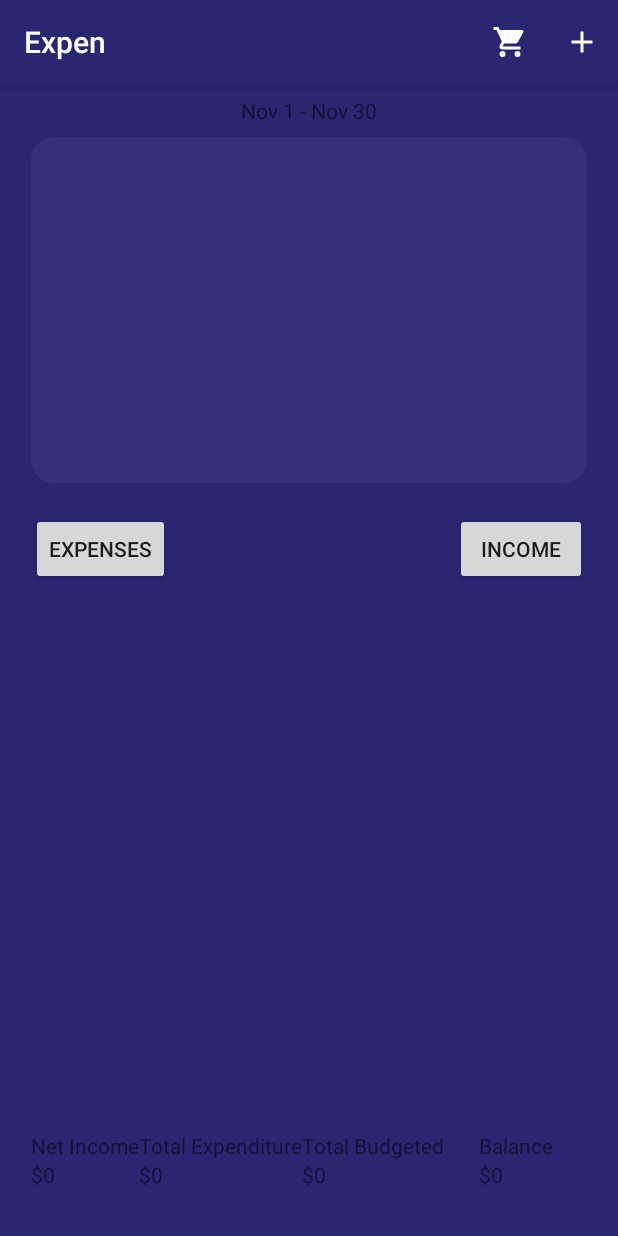
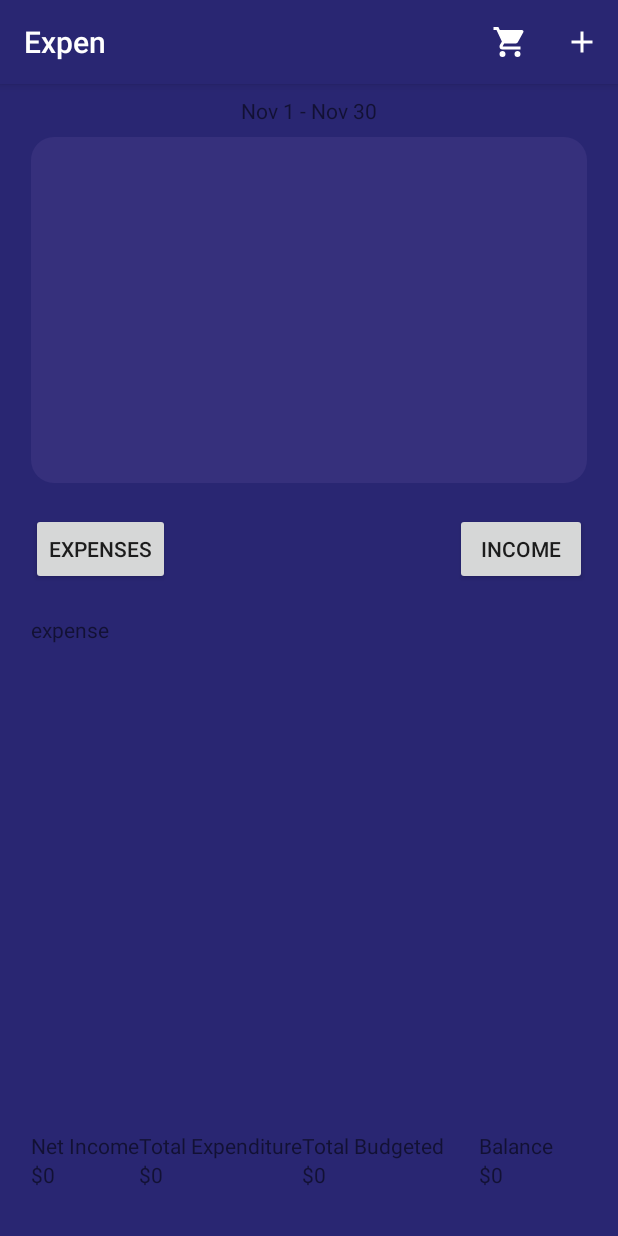
Before and after one commit to ifeadikanwa/Expen, an Android app: the screen it shows after launch (MainActivity), on a phone screen of 412 x 824 dp. Run offline under Robolectric (Android 15) with nearby library versions, the phone set to English and light mode, and no system bars; plain views replace FitChart.

Commit message:
Income and expense buttons now switch between fragments in main activity

```diff
--- a/app/build.gradle
+++ b/app/build.gradle
@@ -38,6 +38,7 @@ dependencies {
     implementation 'androidx.cardview:cardview:1.0.0'
     implementation 'com.google.firebase:firebase-firestore:22.0.0'
     implementation 'androidx.multidex:multidex:2.0.1'
+    implementation 'androidx.legacy:legacy-support-v4:1.0.0'
     testImplementation 'junit:junit:4.+'
     implementation 'io.radar:sdk:3.0.0'
     androidTestImplementation 'androidx.test.ext:junit:1.1.2'
--- /dev/null
+++ b/app/src/main/java/com/example/expen/ExpenseFragment.java
@@ -0,0 +1,64 @@
+package com.example.expen;
+
+import android.os.Bundle;
+
+import androidx.fragment.app.Fragment;
+
+import android.view.LayoutInflater;
+import android.view.View;
+import android.view.ViewGroup;
+
+/**
+ * A simple {@link Fragment} subclass.
+ * Use the {@link ExpenseFragment#newInstance} factory method to
+ * create an instance of this fragment.
+ */
+public class ExpenseFragment extends Fragment {
+
+    // TODO: Rename parameter arguments, choose names that match
+    // the fragment initialization parameters, e.g. ARG_ITEM_NUMBER
+    private static final String ARG_PARAM1 = "param1";
+    private static final String ARG_PARAM2 = "param2";
+
+    // TODO: Rename and change types of parameters
+    private String mParam1;
+    private String mParam2;
+
+    public ExpenseFragment() {
+        // Required empty public constructor
+    }
+
+    /**
+     * Use this factory method to create a new instance of
+     * this fragment using the provided parameters.
+     *
+     * @param param1 Parameter 1.
+     * @param param2 Parameter 2.
+     * @return A new instance of fragment ExpenseFragment.
+     */
+    // TODO: Rename and change types and number of parameters
+    public static ExpenseFragment newInstance(String param1, String param2) {
+        ExpenseFragment fragment = new ExpenseFragment();
+        Bundle args = new Bundle();
+        args.putString(ARG_PARAM1, param1);
+        args.putString(ARG_PARAM2, param2);
+        fragment.setArguments(args);
+        return fragment;
+    }
+
+    @Override
+    public void onCreate(Bundle savedInstanceState) {
+        super.onCreate(savedInstanceState);
+        if (getArguments() != null) {
+            mParam1 = getArguments().getString(ARG_PARAM1);
+            mParam2 = getArguments().getString(ARG_PARAM2);
+        }
+    }
+
+    @Override
+    public View onCreateView(LayoutInflater inflater, ViewGroup container,
+                             Bundle savedInstanceState) {
+        // Inflate the layout for this fragment
+        return inflater.inflate(R.layout.fragment_expense, container, false);
+    }
+}
--- a/app/src/main/res/layout/activity_main.xml
+++ b/app/src/main/res/layout/activity_main.xml
@@ -49,6 +49,7 @@
         android:layout_marginTop="20dp"
         android:text="@string/expenses"
         android:textAllCaps="true"
+        android:onClick="SwitchFragments"
         app:layout_constraintStart_toStartOf="@+id/main_graph_bg"
         app:layout_constraintTop_toBottomOf="@+id/main_graph_bg" />
 
@@ -59,11 +60,12 @@
         android:layout_marginTop="20dp"
         android:text="@string/income"
         android:textAllCaps="true"
+        android:onClick="SwitchFragments"
         app:layout_constraintEnd_toEndOf="@+id/main_graph_bg"
         app:layout_constraintTop_toBottomOf="@+id/main_graph_bg" />
 
-    <androidx.constraintlayout.widget.ConstraintLayout
-        android:id="@+id/main_list_container"
+    <FrameLayout
+        android:id="@+id/fragment_container"
         android:layout_width="0dp"
         android:layout_height="0dp"
         android:layout_marginTop="20dp"
@@ -72,19 +74,15 @@
         app:layout_constraintStart_toStartOf="parent"
         app:layout_constraintTop_toBottomOf="@+id/expense_tabbutton"
         app:layout_constraintWidth_percent=".9">
-        <androidx.recyclerview.widget.RecyclerView
-            android:id="@+id/main_list_recyclerview"
-            android:layout_width="match_parent"
-            android:layout_height="match_parent" />
 
-    </androidx.constraintlayout.widget.ConstraintLayout>
+    </FrameLayout>
 
     <androidx.constraintlayout.widget.ConstraintLayout
         android:id="@+id/main_info_container"
         android:layout_width="0dp"
         android:layout_height="50dp"
         android:layout_marginBottom="20dp"
-        app:layout_constraintBottom_toBottomOf="@+id/main_list_container"
+        app:layout_constraintBottom_toBottomOf="@+id/fragment_container"
         app:layout_constraintEnd_toEndOf="parent"
         app:layout_constraintStart_toStartOf="parent"
         app:layout_constraintWidth_percent=".9" >
--- /dev/null
+++ b/app/src/main/res/layout/fragment_expense.xml
@@ -0,0 +1,14 @@
+<?xml version="1.0" encoding="utf-8"?>
+<FrameLayout xmlns:android="http://schemas.android.com/apk/res/android"
+    xmlns:tools="http://schemas.android.com/tools"
+    android:layout_width="match_parent"
+    android:layout_height="match_parent"
+    tools:context=".ExpenseFragment">
+
+    <!-- TODO: Update blank fragment layout -->
+    <TextView
+        android:layout_width="match_parent"
+        android:layout_height="match_parent"
+        android:text="expense" />
+
+</FrameLayout>
--- a/app/src/main/res/values/strings.xml
+++ b/app/src/main/res/values/strings.xml
@@ -8,5 +8,7 @@
     <string name="expenses">Expenses</string>
     <string name="income">Income</string>
     <string name="net_income">Net Income</string>
+    <!-- TODO: Remove or change this placeholder text -->
+    <string name="hello_blank_fragment">Hello blank fragment</string>
 
 </resources>
```
Also changed, not shown: app/src/main/java/com/example/expen/IncomeFragment.java (added, +64 -0 lines), app/src/main/java/com/example/expen/MainActivity.java (+23 -0 lines), app/src/main/res/layout/fragment_income.xml (added, +14 -0 lines).
